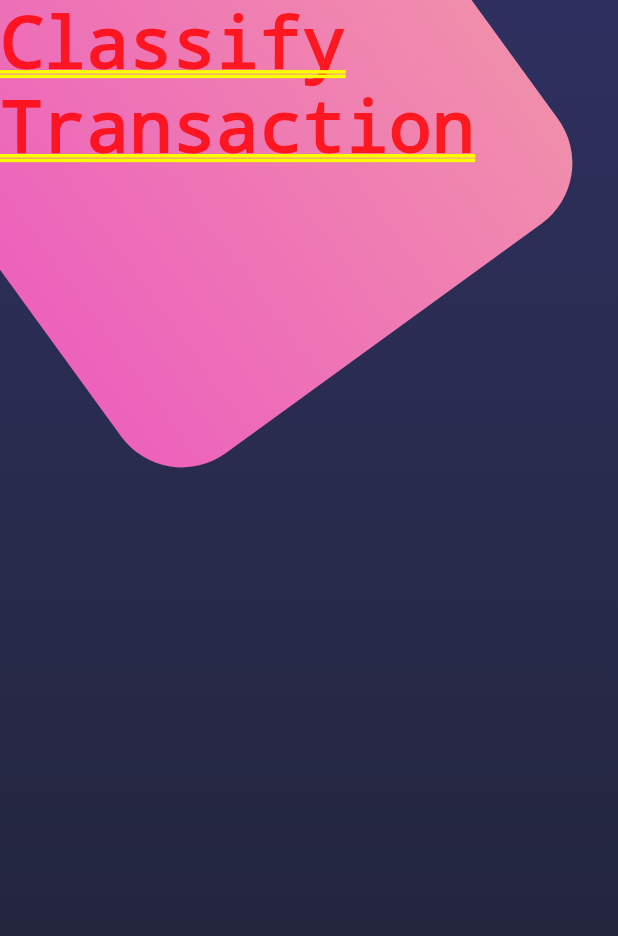
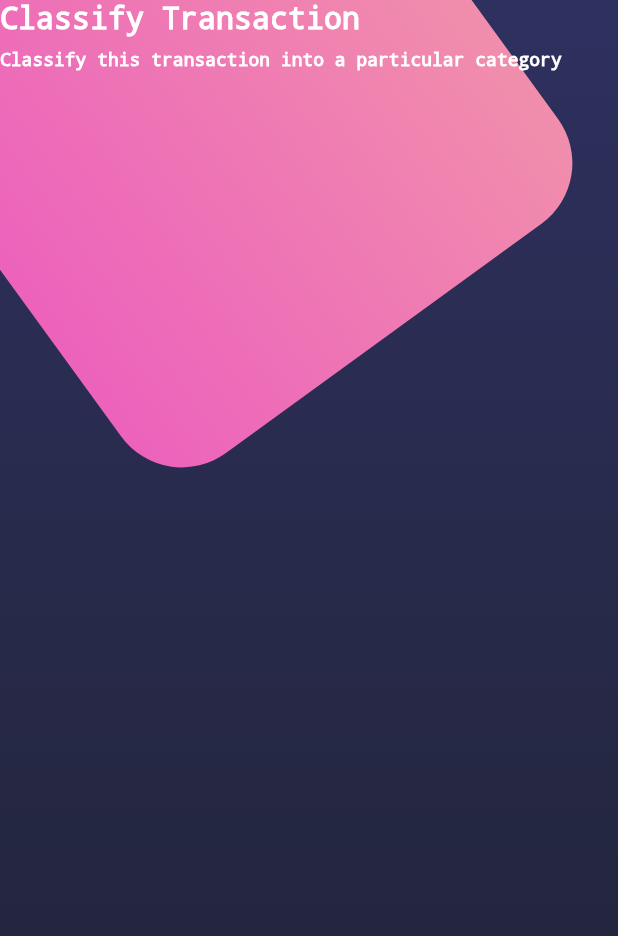
Before and after one commit to ricklegac/flutter, a Flutter app: the screen it shows after launch, on a phone screen of 412 x 824 dp. Shown: the top 936 px of the screen. Run offline on Flutter 3.47's test engine with Material 2 defaults, Android fonts, the light colour scheme and no system bars; our stand-ins replace card_swiper.

Commit message:
page title termiado

```diff
--- a/design/lib/widgets/page_title.dart
+++ b/design/lib/widgets/page_title.dart
@@ -2,14 +2,19 @@ import 'package:flutter/material.dart';
 
 
 class PageTile extends StatelessWidget {
+
   const PageTile({super.key});
 
   @override
   Widget build(BuildContext context) {
-    return  Container(
-      child: const Column(
+    const textStyle = TextStyle(fontSize: 20, fontWeight: FontWeight.bold, color: Colors.white, decoration: TextDecoration.none);
+    return  const SafeArea(
+      child:  Column(
+        crossAxisAlignment: CrossAxisAlignment.start,
         children: [
-          Text('Classify Transaction'),
+          Text('Classify Transaction', style: textStyle,),
+          SizedBox(height: 10,),
+          Text('Classify this transaction into a particular category', style: TextStyle(fontSize: 12, color: Colors.white,decoration: TextDecoration.none),),
         ],
       ),
     );
```
